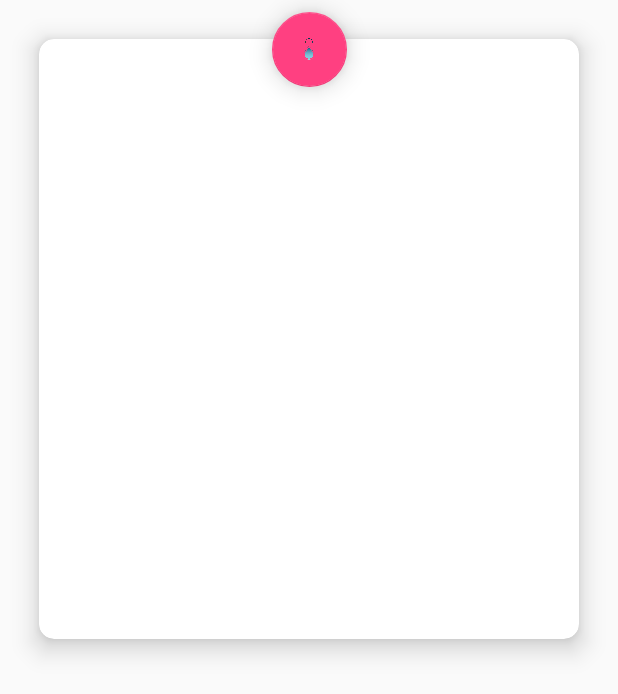
After one commit to Tabll/SSKJ-Android, an Android app: the PersonalInfoActivity screen opened directly, with no data from a screen before it, on a phone screen of 412 x 824 dp. The commit adds this screen. Shown: the top 694 px of the screen. Run offline under Robolectric (Android 15) with nearby library versions, the phone set to English and light mode, and no system bars; 1 statement that could not run was skipped.

Commit message:
添加个人信息页

```diff
--- /dev/null
+++ b/app/src/main/java/cn/tabll/sskj/PersonalInfoActivity.kt
@@ -0,0 +1,18 @@
+package cn.tabll.sskj
+
+import android.support.v7.app.AppCompatActivity
+import android.os.Bundle
+import org.jetbrains.anko.AnkoLogger
+import org.jetbrains.anko.info
+
+class PersonalInfoActivity : AppCompatActivity() {
+
+    val log = AnkoLogger<String>()
+
+    override fun onCreate(savedInstanceState: Bundle?) {
+        super.onCreate(savedInstanceState)
+        setContentView(R.layout.activity_personal_info)
+
+        log.info("个人信息页已启动")
+    }
+}
--- /dev/null
+++ b/app/src/main/res/layout/activity_personal_info.xml
@@ -0,0 +1,43 @@
+<?xml version="1.0" encoding="utf-8"?>
+<android.support.design.widget.CoordinatorLayout
+    xmlns:android="http://schemas.android.com/apk/res/android"
+    xmlns:app="http://schemas.android.com/apk/res-auto"
+    xmlns:tools="http://schemas.android.com/tools"
+    android:layout_width="match_parent"
+    android:layout_height="match_parent"
+    tools:context=".PersonalInfoActivity">
+
+    <android.support.design.widget.FloatingActionButton
+        android:id="@+id/floatingActionButton"
+        android:layout_width="wrap_content"
+        android:layout_height="wrap_content"
+        android:layout_marginBottom="8dp"
+        android:layout_marginEnd="8dp"
+        android:layout_marginStart="8dp"
+        android:layout_marginTop="8dp"
+        android:clickable="true"
+        android:focusable="true"
+        app:elevation="10.1dp"
+        app:fabCustomSize="50dp"
+        android:scaleType="fitCenter"
+        app:layout_anchor="@+id/cardView"
+        app:layout_anchorGravity="top|center"
+        app:srcCompat="@drawable/ic_company_logo" />
+
+    <android.support.v7.widget.CardView
+        android:id="@+id/cardView"
+        android:layout_width="match_parent"
+        android:layout_height="400dp"
+        android:layout_margin="26dp"
+        android:layout_marginBottom="8dp"
+        android:layout_marginEnd="8dp"
+        android:layout_marginStart="8dp"
+        android:layout_marginTop="8dp"
+        app:cardCornerRadius="10dp"
+        app:cardElevation="10dp">
+
+
+
+    </android.support.v7.widget.CardView>
+
+</android.support.design.widget.CoordinatorLayout>
```
Also changed, not shown: app/src/main/AndroidManifest.xml (+4 -3 lines), app/src/main/java/cn/tabll/sskj/MainActivity.kt (+11 -4 lines), app/src/main/java/cn/tabll/sskj/views/MineFragment.kt (+33 -4 lines).
